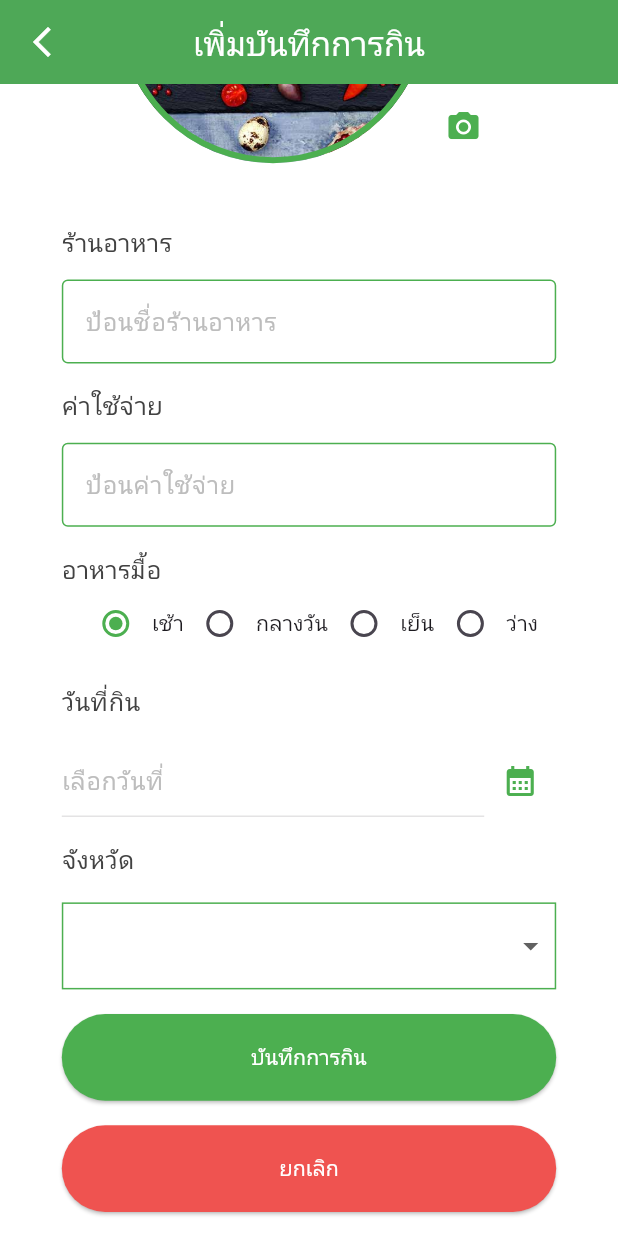
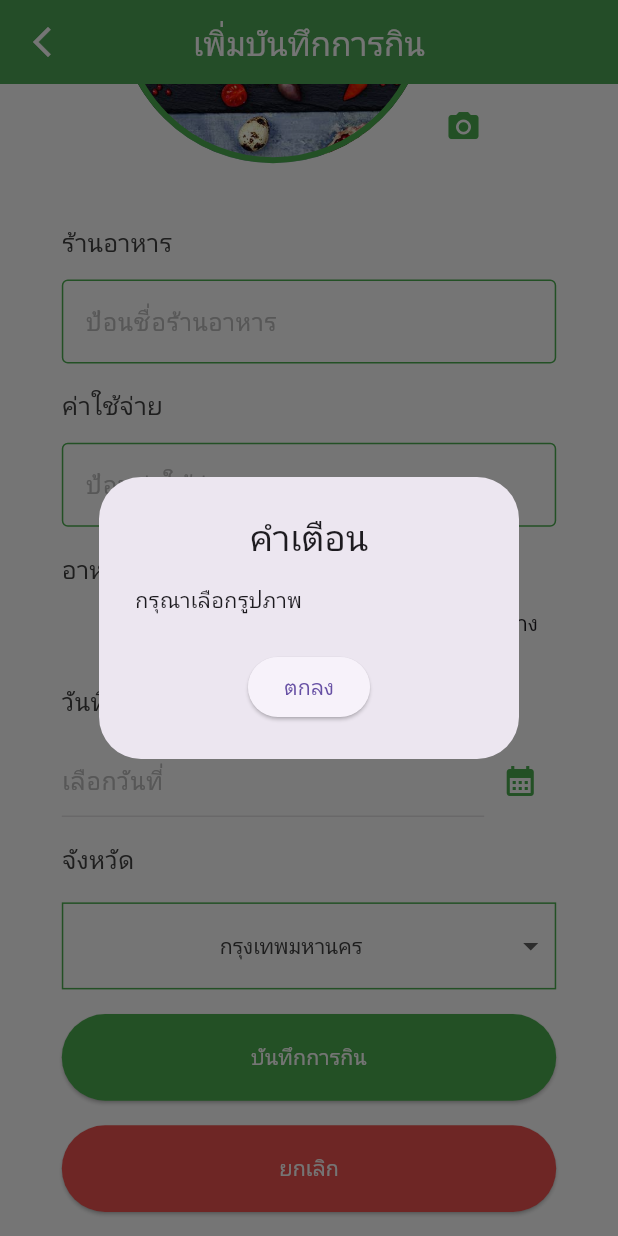
Before and after one commit to Tarasato/my_diaryfood_project, a Flutter app: the InsertDiaryfoodUI screen opened directly, scrolled down 215 dp, after a tap on "บันทึกการกิน", on a phone screen of 412 x 824 dp. Run offline on Flutter 3.47's test engine with Material 3 defaults, Android fonts, the phone set to English and light mode, and no system bars; our stand-ins replace geolocator, google_fonts, image_picker, introduction_screen; network calls fail; Roboto replaces fonts that are missing (Kanit).

```diff
--- a/lib/utils/env.dart
+++ b/lib/utils/env.dart
@@ -1,3 +1,3 @@
 class Env {
-  static String hostName = 'http://192.168.31.130';
+  static String hostName = 'http://10.1.0.209';
 }
--- a/lib/views/insert_diaryfood_ui.dart
+++ b/lib/views/insert_diaryfood_ui.dart
@@ -3,13 +3,18 @@
 import 'dart:async';
 import 'dart:convert';
 import 'dart:io';
+import 'dart:math';
 
 import 'package:flutter/material.dart';
 import 'package:geolocator/geolocator.dart';
 import 'package:image_picker/image_picker.dart';
+import 'package:my_diaryfood_project/models/diaryfood.dart';
+import 'package:my_diaryfood_project/services/call_api.dart';
+import 'package:my_diaryfood_project/views/home_ui.dart';
 
 class InsertDiaryfoodUI extends StatefulWidget {
-  const InsertDiaryfoodUI({super.key});
+  String? memId;
+  InsertDiaryfoodUI({super.key, this.memId});
 
   @override
   State<InsertDiaryfoodUI> createState() => _InsertDiaryfoodUIState();
@@ -30,7 +35,7 @@ class _InsertDiaryfoodUIState extends State<InsertDiaryfoodUI> {
   String? _foodDateSelected;
 
   //ตัวแปรเก็บจังหวัดที่เลือก
-  String? _foodprovinceSelected;
+  String? _foodprovinceSelected = 'กรุงเทพมหานคร';
 
   //ประกาศ/สร้างตัวแปรเพื่อเก็บข้อมูลรายการที่จะเอาไปใช้กับ DropdownButton
   List<DropdownMenuItem<String>> provinceItems = [
@@ -245,7 +250,71 @@ class _InsertDiaryfoodUIState extends State<InsertDiaryfoodUI> {
         month = 'ธันวาคม';
     }
 
-    return day + ' ' + month + ' ' + year;
+    return int.parse(day).toString() + ' ' + month + ' ' + year;
+  }
+
+  showWaringDialog(context, msg) {
+    showDialog(
+      context: context,
+      builder: (context) => AlertDialog(
+        title: Align(
+          alignment: Alignment.center,
+          child: Text(
+            'คำเตือน',
+          ),
+        ),
+        content: Text(
+          msg,
+        ),
+        actions: [
+          Row(
+            mainAxisAlignment: MainAxisAlignment.center,
+            children: [
+              ElevatedButton(
+                onPressed: () {
+                  Navigator.pop(context);
+                },
+                child: Text(
+                  'ตกลง',
+                ),
+              ),
+            ],
+          ),
+        ],
+      ),
+    );
+  }
+
+  Future showCompleteDialog(context, msg) {
+    return showDialog(
+      context: context,
+      builder: (context) => AlertDialog(
+        title: Align(
+          alignment: Alignment.center,
+          child: Text(
+            'ผลการทำงาน',
+          ),
+        ),
+        content: Text(
+          msg,
+        ),
+        actions: [
+          Row(
+            mainAxisAlignment: MainAxisAlignment.center,
+            children: [
+              ElevatedButton(
+                onPressed: () {
+                  Navigator.pop(context);
+                },
+                child: Text(
+                  'ตกลง',
+                ),
+              ),
+            ],
+          ),
+        ],
+      ),
+    );
   }
 
   @override
@@ -422,6 +491,7 @@ class _InsertDiaryfoodUIState extends State<InsertDiaryfoodUI> {
                     top: MediaQuery.of(context).size.height * 0.015,
                   ),
                   child: TextField(
+                    keyboardType: TextInputType.number,
                     controller: foodPayCtrl,
                     decoration: InputDecoration(
                       hintText: 'ป้อนค่าใช้จ่าย',
@@ -621,7 +691,41 @@ class _InsertDiaryfoodUIState extends State<InsertDiaryfoodUI> {
                   height: MediaQuery.of(context).size.height * 0.02,
                 ),
                 ElevatedButton(
-                  onPressed: () {},
+                  onPressed: () {
+                    if (_image64Selected == null || _image64Selected == '') {
+                      showWaringDialog(context, 'กรุณาเลือกรูปภาพ');
+                    } else if (foodShopnameCtrl.text.trim() == '') {
+                      showWaringDialog(context, 'กรุณากรอกชื่อร้าน');
+                    } else if (foodPayCtrl.text.trim() == '') {
+                      showWaringDialog(context, 'กรุณากรอกค่าใช้จ่าย');
+                    } else if (_foodDateSelected == null) {
+                      showWaringDialog(context, 'กรุณาเลือกวันที่');
+                    } else {
+                      //ส่งข้อมูลไปบันทึกลงฐานข้อมูล
+                      //แพ็คข้อมูลที่จะส่ง
+                      Diaryfood diaryfood = Diaryfood(
+                        foodImage: _image64Selected,
+                        foodShopname: foodShopnameCtrl.text.trim(),
+                        foodPay: foodPayCtrl.text.trim(),
+                        foodMeal: meal.toString(),
+                        foodDate: foodDateCtrl.text.trim(),
+                        foodProvince: _foodprovinceSelected,
+                        foodLat: _foodLat,
+                        foodLng: _foodLng,
+                        memId: widget.memId,
+                      );
+                      //ส่งข้อมูลที่แพ็คไปให้ API เพื่อบันทึกการกินลงฐานข้อมูล
+                      CallAPI.callInsertDiaryFoodAPI(diaryfood).then((value) {
+                        if (value.message == '1') {
+                          showCompleteDialog(context, 'บันทึกการกินสำเร็จ!').then((value) {
+                            Navigator.pop(context);
+                          });
+                        }else{
+                          showWaringDialog(context, 'บันทึกการกินไม่สำเร็จ! กรุณาลองใหม่อีกครั้ง');
+                        }
+                      });
+                    }
+                  },
                   child: Text(
                     'บันทึกการกิน',
                     style: TextStyle(
@@ -640,7 +744,9 @@ class _InsertDiaryfoodUIState extends State<InsertDiaryfoodUI> {
                   height: MediaQuery.of(context).size.height * 0.02,
                 ),
                 ElevatedButton(
-                  onPressed: () {},
+                  onPressed: () {
+                    Navigator.pop(context);
+                  },
                   child: Text(
                     'ยกเลิก',
                     style: TextStyle(
```
Also changed, not shown: lib/views/home_ui.dart (+34 -1 lines), 3 other files.
